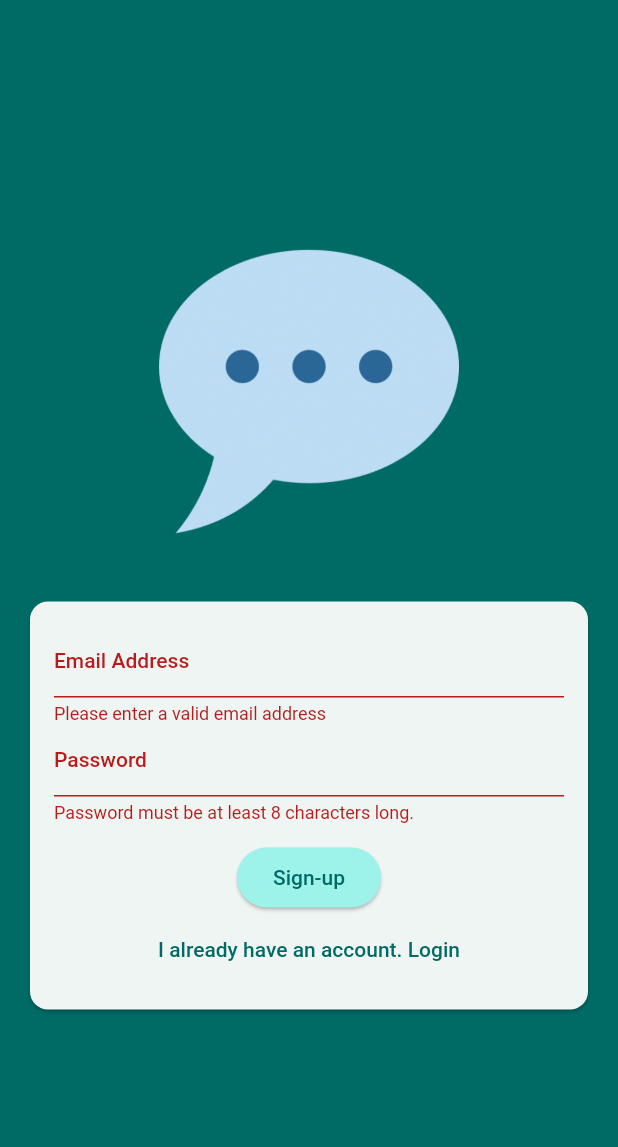
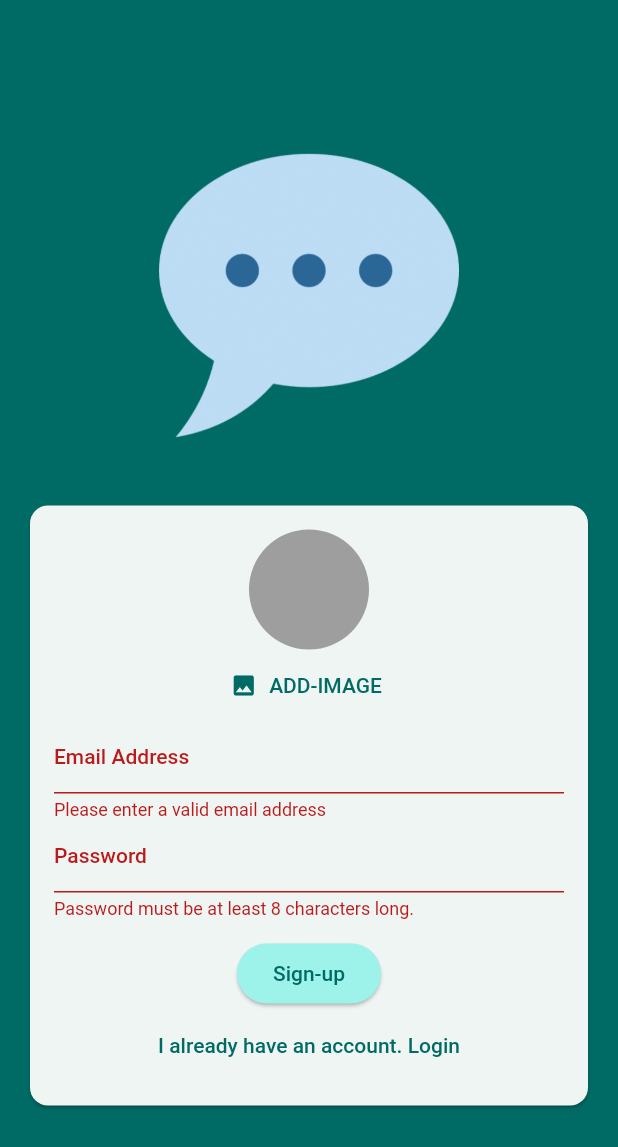
Before and after one commit to TimurSatarov/Chat-App, a Flutter app: the screen it shows after launch, after a tap on "Login", after a tap on "Create an account", on a phone screen of 412 x 824 dp. Shown: the top 1147 px of the screen. Run offline on Flutter 3.47's test engine with Material 2 defaults, Android fonts, the phone set to English and light mode, and no system bars; our stand-ins replace firebase_auth, firebase_core, firebase_storage, image_picker; accounts and stored records are empty.

Commit message:
add widget folder

```diff
--- a/lib/screens/auth.dart
+++ b/lib/screens/auth.dart
@@ -1,5 +1,8 @@
+import 'package:chat_app/widgets/user_image_picker.dart';
+import 'package:firebase_storage/firebase_storage.dart';
 import 'package:flutter/material.dart';
 import 'package:firebase_auth/firebase_auth.dart';
+import 'dart:io';
 
 final _firebase = FirebaseAuth.instance; // Initialize Firebase Authentication
 
@@ -14,12 +17,12 @@ class _AuthScreenState extends State<AuthScreen> {
   final _form = GlobalKey<FormState>(); // Key to access the form state
   var _enteredEmail = '';
   var _enteredPassword = '';
-  var _isLogin =
-      true; // A flag to track whether user is in login or sign-up mode
+  var _isLogin = true;
+  File? _selectedImage;
 
   void _submit() async {
     final isValid = _form.currentState!.validate(); // Validate form fields
-    if (!isValid) {
+    if (!_isLogin && _selectedImage == null || !isValid) {
       return; // If form is not valid, stop processing
     }
     _form.currentState!.save(); // Save the form fields' values
@@ -27,17 +30,21 @@ class _AuthScreenState extends State<AuthScreen> {
     try {
       if (_isLogin) {
         // Log user in (to be implemented)
-        final userCredential = await _firebase.signInWithEmailAndPassword(
+        final userCredentials = await _firebase.signInWithEmailAndPassword(
           email: _enteredEmail,
           password: _enteredPassword,
         );
-        print(userCredential);
       } else {
         final userCredentials = await _firebase.createUserWithEmailAndPassword(
           email: _enteredEmail,
           password: _enteredPassword,
         );
-        print(userCredentials); // Print user registration details
+        final storageRef = FirebaseStorage.instance
+            .ref()
+            .child('user_images')
+            .child('${userCredentials.user!.uid}.jpg');
+        await storageRef.putFile(_selectedImage!);
+        final imageUrl = await storageRef.getDownloadURL();
       }
     } on FirebaseAuthException catch (error) {
       // Handle Firebase authentication exceptions
@@ -83,6 +90,12 @@ class _AuthScreenState extends State<AuthScreen> {
                       child: Column(
                         mainAxisSize: MainAxisSize.min,
                         children: [
+                          if (!_isLogin)
+                            UserImagePicker(
+                              onPickedImage: (pickedImage) {
+                                _selectedImage = pickedImage;
+                              },
+                            ),
                           TextFormField(
                             decoration: const InputDecoration(
                               labelText: 'Email Address',
--- a/lib/screens/chat.dart
+++ b/lib/screens/chat.dart
@@ -1,5 +1,4 @@
 import 'package:firebase_auth/firebase_auth.dart';
-import 'package:firebase_core/firebase_core.dart';
 import 'package:flutter/material.dart';
 
 class ChatScreen extends StatelessWidget {
--- a/lib/widgets/user_image_picker.dart
+++ b/lib/widgets/user_image_picker.dart
@@ -0,0 +1,54 @@
+import 'package:flutter/material.dart';
+import 'dart:io';
+import 'package:image_picker/image_picker.dart';
+
+class UserImagePicker extends StatefulWidget {
+  const UserImagePicker({
+    super.key,
+    required this.onPickedImage,
+  });
+  final void Function(File pickedImage) onPickedImage;
+
+  @override
+  State<UserImagePicker> createState() => _UserImagePickerState();
+}
+
+class _UserImagePickerState extends State<UserImagePicker> {
+  File? _pickedImageFile;
+  void _pickImage() async {
+    final pickedImage = await ImagePicker().pickImage(
+      source: ImageSource.camera,
+      imageQuality: 50,
+      maxWidth: 150,
+    );
+    if (pickedImage == null) {
+      return;
+    }
+    setState(() {
+      _pickedImageFile = File(pickedImage.path);
+    });
+    widget.onPickedImage(_pickedImageFile!);
+  }
+
+  @override
+  Widget build(BuildContext context) {
+    return Column(
+      children: [
+        CircleAvatar(
+          radius: 40,
+          backgroundColor: Colors.grey,
+          foregroundImage:
+              _pickedImageFile != null ? FileImage(_pickedImageFile!) : null,
+        ),
+        TextButton.icon(
+          onPressed: _pickImage,
+          icon: const Icon(Icons.image),
+          label: Text(
+            "ADD-IMAGE",
+            style: TextStyle(color: Theme.of(context).colorScheme.primary),
+          ),
+        ),
+      ],
+    );
+  }
+}
```
Also changed, not shown: 1 other file.
